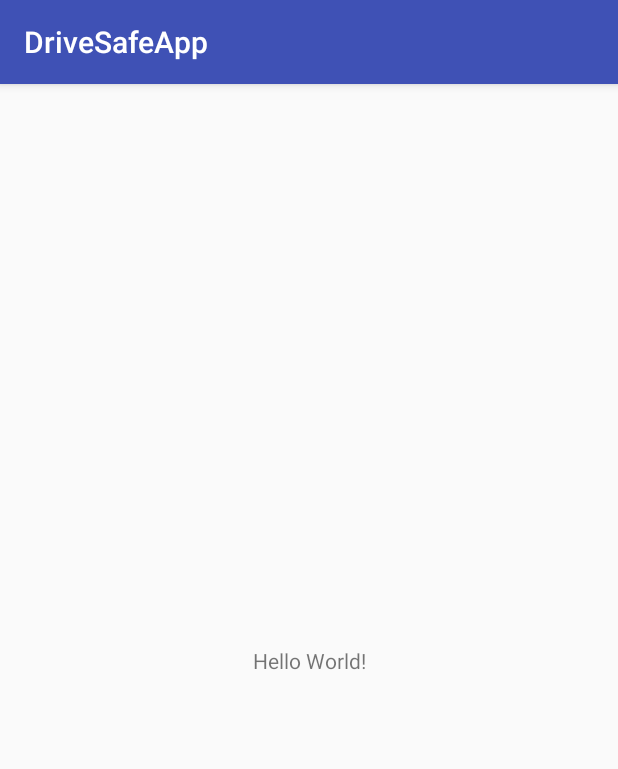
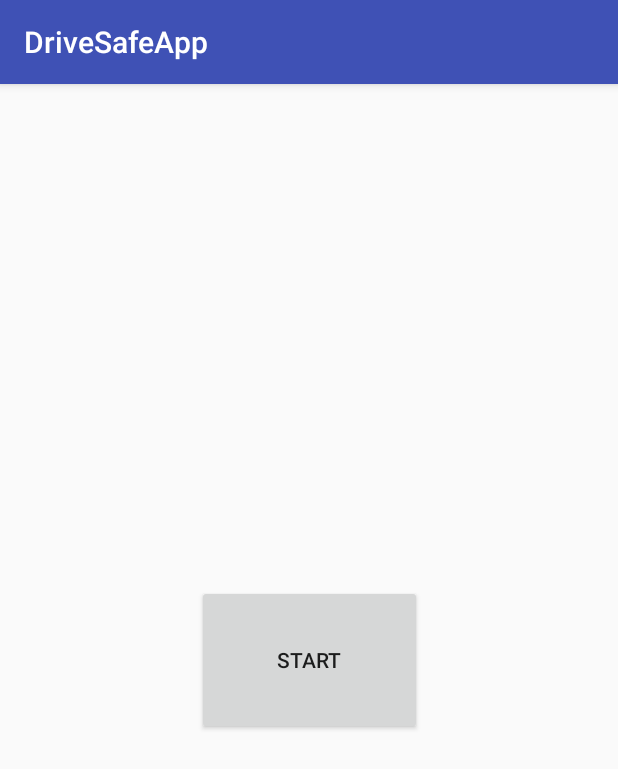
Before and after one commit to SRGibson89/DriveSafeApp, an Android app: the screen it shows after launch (MainActivity), on a phone screen of 412 x 824 dp. Shown: the top 769 px of the screen. Run offline under Robolectric (Android 15) with nearby library versions, the phone set to English and light mode, and no system bars.

Commit message:
Second Commit

```diff
--- a/app/build.gradle
+++ b/app/build.gradle
@@ -22,6 +22,7 @@ dependencies {
     implementation fileTree(dir: 'libs', include: ['*.jar'])
     implementation 'com.android.support:appcompat-v7:26.1.0'
     implementation 'com.android.support.constraint:constraint-layout:1.0.2'
+    implementation 'com.google.android.gms:play-services-maps:11.8.0'
     testImplementation 'junit:junit:4.12'
     androidTestImplementation 'com.android.support.test:runner:1.0.1'
     androidTestImplementation 'com.android.support.test.espresso:espresso-core:3.0.1'
--- a/app/src/main/res/layout/activity_main.xml
+++ b/app/src/main/res/layout/activity_main.xml
@@ -6,13 +6,14 @@
     android:layout_height="match_parent"
     tools:context="com.example.steven.drivesafeapp.MainActivity">
 
-    <TextView
-        android:layout_width="wrap_content"
-        android:layout_height="wrap_content"
-        android:text="Hello World!"
+    <Button
+        android:id="@+id/button"
+        android:layout_width="150dp"
+        android:layout_height="100dp"
+        android:text="Start"
         app:layout_constraintBottom_toBottomOf="parent"
-        app:layout_constraintLeft_toLeftOf="parent"
-        app:layout_constraintRight_toRightOf="parent"
+        app:layout_constraintEnd_toEndOf="parent"
+        app:layout_constraintHorizontal_bias="0.5"
+        app:layout_constraintStart_toStartOf="parent"
         app:layout_constraintTop_toTopOf="parent" />
-
 </android.support.constraint.ConstraintLayout>
--- a/app/src/main/res/values/strings.xml
+++ b/app/src/main/res/values/strings.xml
@@ -1,3 +1,4 @@
 <resources>
     <string name="app_name">DriveSafeApp</string>
+    <string name="title_activity_maps">Map</string>
 </resources>
```
Also changed, not shown: app/src/debug/res/values/google_maps_api.xml (added, +24 -0 lines), app/src/main/AndroidManifest.xml (+22 -0 lines), app/src/main/java/com/example/steven/drivesafeapp/MapsActivity.java (added, +46 -0 lines), app/src/main/res/layout/activity_maps.xml (added, +8 -0 lines), 1 other file.
